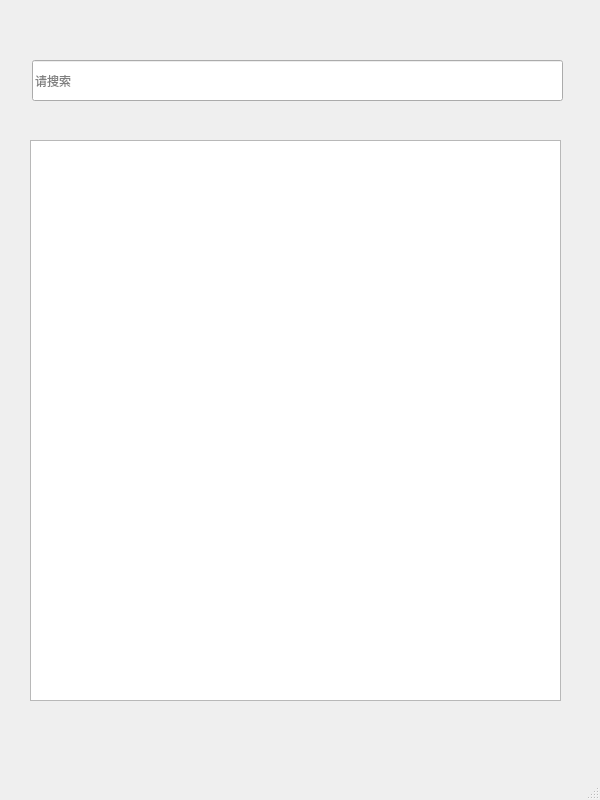
Old version of the form search_window.ui in the repository DaRK-52/bilibiliPlayer.
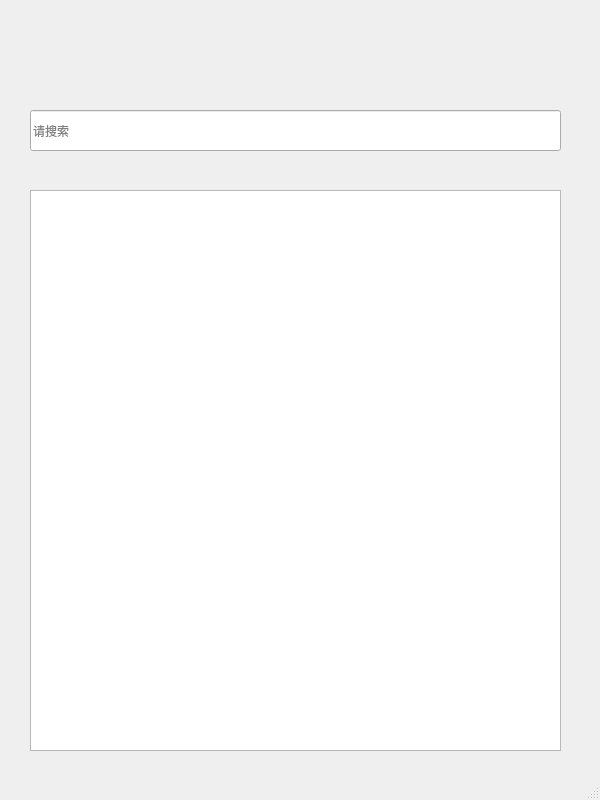
New version of the form. Icons and pictures are not drawn.

Commit message: Search Interface finished.

```diff
--- a/search_window.ui
+++ b/search_window.ui
@@ -17,8 +17,8 @@
    <widget class="QLineEdit" name="SearchEdit">
     <property name="geometry">
      <rect>
-      <x>32</x>
-      <y>60</y>
+      <x>30</x>
+      <y>110</y>
       <width>531</width>
       <height>41</height>
      </rect>
@@ -31,7 +31,7 @@
     <property name="geometry">
      <rect>
       <x>30</x>
-      <y>140</y>
+      <y>190</y>
       <width>531</width>
       <height>561</height>
      </rect>
@@ -42,9 +42,6 @@
     <property name="wordWrap">
      <bool>true</bool>
     </property>
-    <property name="rowCount">
-     <number>10</number>
-    </property>
     <property name="columnCount">
      <number>2</number>
     </property>
@@ -66,19 +63,38 @@
     <attribute name="verticalHeaderDefaultSectionSize">
      <number>55</number>
     </attribute>
-    <row/>
-    <row/>
-    <row/>
-    <row/>
-    <row/>
-    <row/>
-    <row/>
-    <row/>
-    <row/>
-    <row/>
     <column/>
     <column/>
    </widget>
+   <widget class="QPushButton" name="change_page_button">
+    <property name="geometry">
+     <rect>
+      <x>0</x>
+      <y>30</y>
+      <width>91</width>
+      <height>41</height>
+     </rect>
+    </property>
+    <property name="styleSheet">
+     <string notr="true"/>
+    </property>
+    <property name="text">
+     <string/>
+    </property>
+    <property name="icon">
+     <iconset resource="main_window.qrc">
+      <normaloff>:/resource/images/down.png</normaloff>:/resource/images/down.png</iconset>
+    </property>
+    <property name="iconSize">
+     <size>
+      <width>30</width>
+      <height>30</height>
+     </size>
+    </property>
+    <property name="flat">
+     <bool>true</bool>
+    </property>
+   </widget>
   </widget>
   <widget class="QMenuBar" name="menubar">
    <property name="geometry">
```
Left out of the diff: 9 changed lines with no effect on the pictures. The commit also changes 13 other files.
